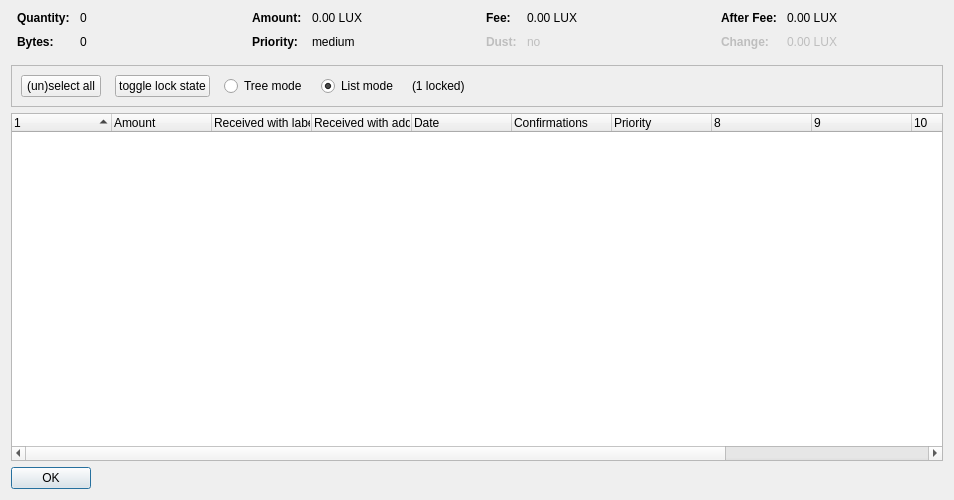
Above: src/qt/forms/coincontroldialog.ui from LUX-Core/lux before the change. Below: the same form after it.
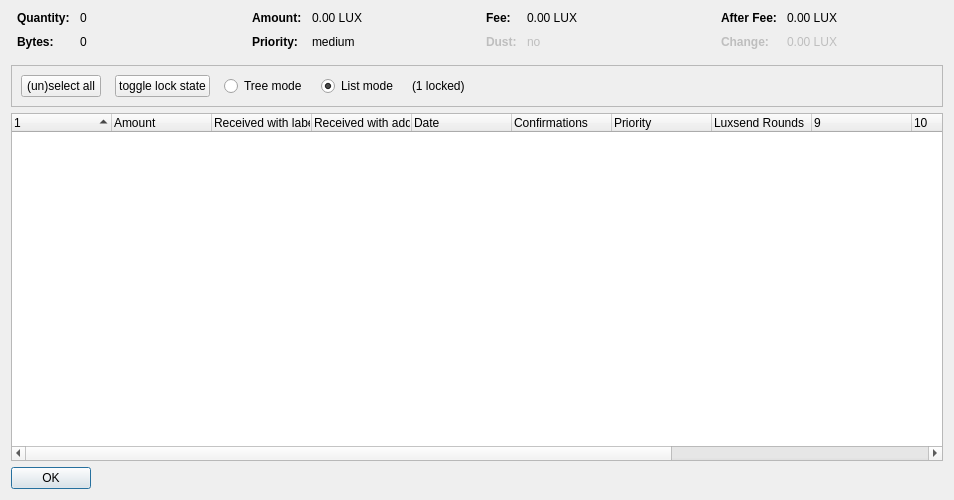
That is the form after the change. Custom widgets are drawn as their Qt base class.

Diff of the .ui file:
```diff
--- a/src/qt/forms/coincontroldialog.ui
+++ b/src/qt/forms/coincontroldialog.ui
@@ -447,7 +447,7 @@
       <bool>false</bool>
      </property>
      <property name="columnCount">
-      <number>12</number>
+      <number>13</number>
      </property>
      <attribute name="headerShowSortIndicator" stdset="0">
       <bool>true</bool>
@@ -493,6 +493,11 @@
        <string>Priority</string>
       </property>
      </column>
+     <column>
+      <property name="text">
+       <string>Luxsend Rounds</string>
+      </property>
+     </column>
      <column>
       <property name="text">
        <string/>
```
